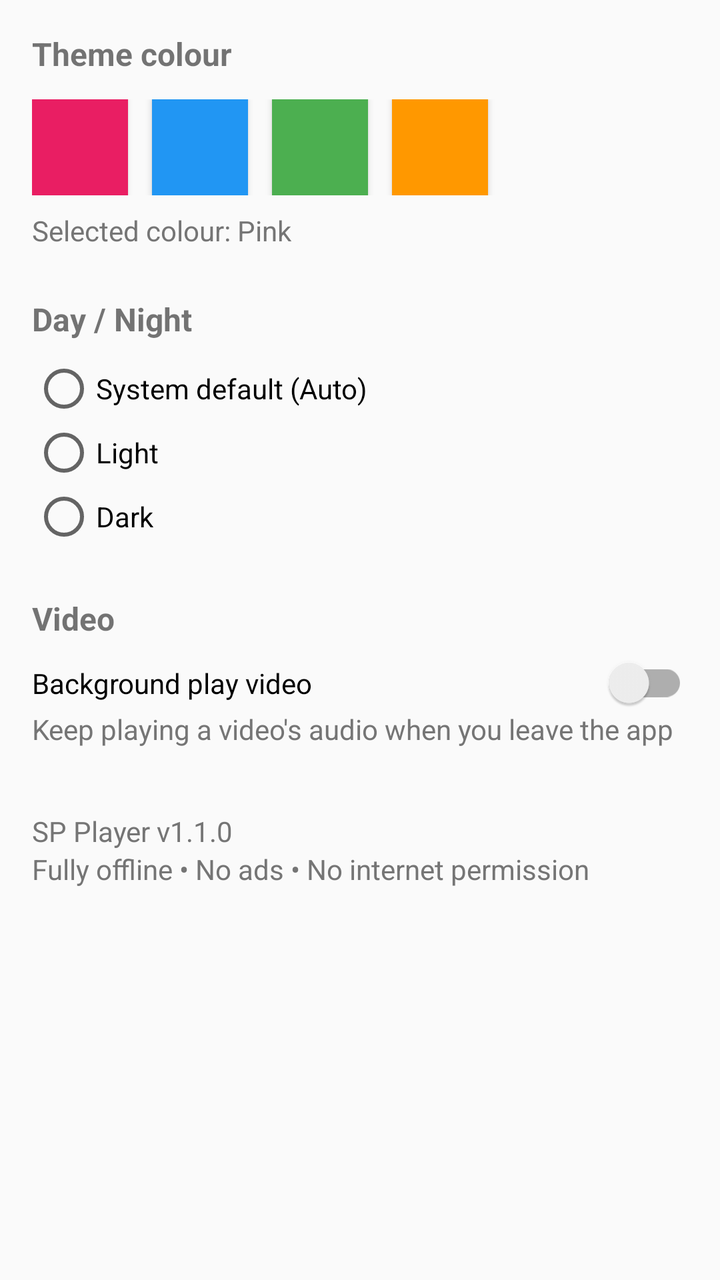
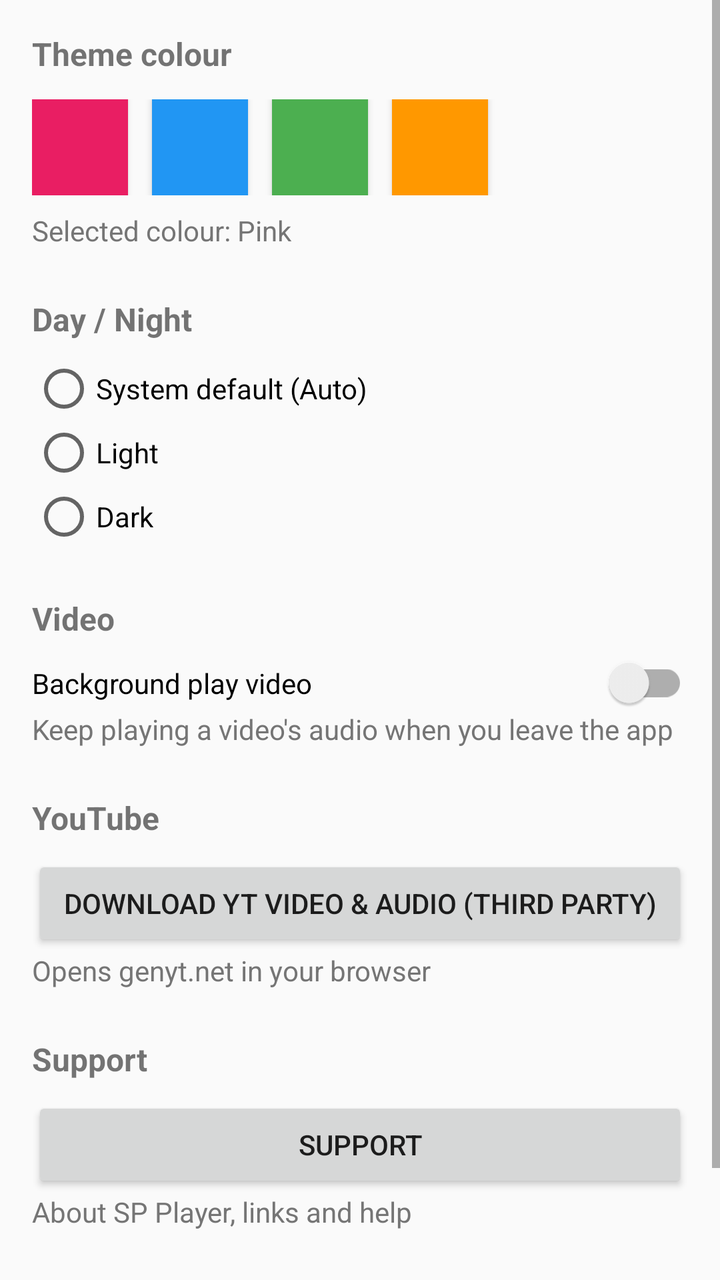

Compare the two renders of this Android layout. The source of the first and the diff that turns it into the second are given below.
<!-- AndroidManifest.xml: application theme Theme.SPPlayer -->
<!-- res/layout/activity_settings.xml -->
<?xml version="1.0" encoding="utf-8"?>
<ScrollView xmlns:android="http://schemas.android.com/apk/res/android"
    android:layout_width="match_parent"
    android:layout_height="match_parent"
    android:background="?android:attr/colorBackground">

    <LinearLayout
        android:layout_width="match_parent"
        android:layout_height="wrap_content"
        android:orientation="vertical"
        android:padding="16dp">

        <TextView
            android:layout_width="match_parent"
            android:layout_height="wrap_content"
            android:text="Theme colour"
            android:textSize="16sp"
            android:textStyle="bold" />

        <LinearLayout
            android:layout_width="match_parent"
            android:layout_height="wrap_content"
            android:layout_marginTop="12dp"
            android:orientation="horizontal">

            <Button
                android:id="@+id/swatch_pink"
                android:layout_width="48dp"
                android:layout_height="48dp"
                android:layout_marginEnd="12dp"
                android:background="@color/accent_pink"
                android:contentDescription="Pink" />

            <Button
                android:id="@+id/swatch_blue"
                android:layout_width="48dp"
                android:layout_height="48dp"
                android:layout_marginEnd="12dp"
                android:background="@color/accent_blue"
                android:contentDescription="Blue" />

            <Button
                android:id="@+id/swatch_green"
                android:layout_width="48dp"
                android:layout_height="48dp"
                android:layout_marginEnd="12dp"
                android:background="@color/accent_green"
                android:contentDescription="Green" />

            <Button
                android:id="@+id/swatch_orange"
                android:layout_width="48dp"
                android:layout_height="48dp"
                android:background="@color/accent_orange"
                android:contentDescription="Orange" />
        </LinearLayout>

        <TextView
            android:id="@+id/selected_color_text"
            android:layout_width="match_parent"
            android:layout_height="wrap_content"
            android:layout_marginTop="8dp"
            android:text="Selected colour: Pink"
            android:textColor="@color/text_secondary"
            android:textSize="14sp" />

        <TextView
            android:layout_width="match_parent"
            android:layout_height="wrap_content"
            android:layout_marginTop="24dp"
            android:text="Day / Night"
            android:textSize="16sp"
            android:textStyle="bold" />

        <RadioGroup
            android:id="@+id/night_group"
            android:layout_width="match_parent"
            android:layout_height="wrap_content"
            android:layout_marginTop="8dp"
            android:orientation="vertical">

            <RadioButton
                android:id="@+id/night_system"
                android:layout_width="match_parent"
                android:layout_height="wrap_content"
                android:text="System default (Auto)" />

            <RadioButton
                android:id="@+id/night_light"
                android:layout_width="match_parent"
                android:layout_height="wrap_content"
                android:text="Light" />

            <RadioButton
                android:id="@+id/night_dark"
                android:layout_width="match_parent"
                android:layout_height="wrap_content"
                android:text="Dark" />
        </RadioGroup>

        <TextView
            android:layout_width="match_parent"
            android:layout_height="wrap_content"
            android:layout_marginTop="24dp"
            android:text="Video"
            android:textSize="16sp"
            android:textStyle="bold" />

        <androidx.appcompat.widget.SwitchCompat
            android:id="@+id/bg_video_switch"
            android:layout_width="match_parent"
            android:layout_height="wrap_content"
            android:layout_marginTop="8dp"
            android:text="Background play video" />

        <TextView
            android:layout_width="match_parent"
            android:layout_height="wrap_content"
            android:text="Keep playing a video's audio when you leave the app"
            android:textColor="@color/text_secondary"
            android:textSize="14sp" />

        <TextView
            android:layout_width="match_parent"
            android:layout_height="wrap_content"
            android:layout_marginTop="32dp"
            android:text="SP Player v1.1.0"
            android:textColor="@color/text_secondary"
            android:textSize="14sp" />

        <TextView
            android:layout_width="match_parent"
            android:layout_height="wrap_content"
            android:text="Fully offline • No ads • No internet permission"
            android:textColor="@color/text_secondary"
            android:textSize="14sp" />
    </LinearLayout>

</ScrollView>
<!-- resources referenced by this layout -->
<resources>
  <color name="accent_blue">#2196F3</color>
  <color name="accent_green">#4CAF50</color>
  <color name="accent_orange">#FF9800</color>
  <color name="accent_pink">#E91E63</color>
  <color name="text_secondary">#757575</color>
  <style name="Theme.SPPlayer" parent="Theme.AppCompat.DayNight.NoActionBar">
          <item name="colorPrimary">@color/accent_pink</item>
          <item name="colorPrimaryDark">@color/accent_pink_dark</item>
          <item name="colorAccent">@color/accent_pink</item>
          <item name="android:windowBackground">?android:attr/colorBackground</item>
      </style>
  <color name="accent_pink_dark">#C2185B</color>
</resources>

<!-- the commit's change to res/layout/activity_settings.xml (unified diff, before → after) -->
@@ -123,8 +123,53 @@
         <TextView
             android:layout_width="match_parent"
             android:layout_height="wrap_content"
+            android:layout_marginTop="24dp"
+            android:text="YouTube"
+            android:textSize="16sp"
+            android:textStyle="bold" />
+
+        <Button
+            android:id="@+id/genyt_button"
+            android:layout_width="match_parent"
+            android:layout_height="wrap_content"
+            android:layout_marginTop="8dp"
+            android:text="Download YT Video &amp; Audio (Third Party)" />
+
+        <TextView
+            android:layout_width="match_parent"
+            android:layout_height="wrap_content"
+            android:text="Opens genyt.net in your browser"
+            android:textColor="@color/text_secondary"
+            android:textSize="14sp" />
+
+        <TextView
+            android:layout_width="match_parent"
+            android:layout_height="wrap_content"
+            android:layout_marginTop="24dp"
+            android:text="Support"
+            android:textSize="16sp"
+            android:textStyle="bold" />
+
+        <Button
+            android:id="@+id/support_button"
+            android:layout_width="match_parent"
+            android:layout_height="wrap_content"
+            android:layout_marginTop="8dp"
+            android:text="Support" />
+
+        <TextView
+            android:layout_width="match_parent"
+            android:layout_height="wrap_content"
+            android:text="About SP Player, links and help"
+            android:textColor="@color/text_secondary"
+            android:textSize="14sp" />
+
+        <TextView
+            android:id="@+id/version_text"
+            android:layout_width="match_parent"
+            android:layout_height="wrap_content"
             android:layout_marginTop="32dp"
-            android:text="SP Player v1.1.0"
+            android:text="SP Player v1.1.1"
             android:textColor="@color/text_secondary"
             android:textSize="14sp" />
 
